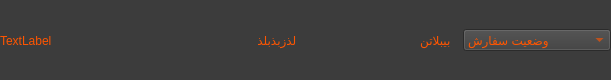
pooratho/FOOD, file FOOD/restaurantownerorderitemwidget.ui: the form before one commit.
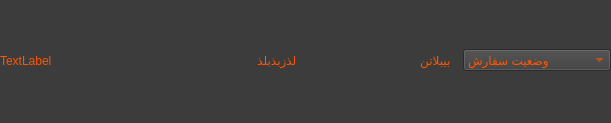
The form after the commit.

```diff
--- a/FOOD/restaurantownerorderitemwidget.ui
+++ b/FOOD/restaurantownerorderitemwidget.ui
@@ -7,7 +7,7 @@
     <x>0</x>
     <y>0</y>
     <width>611</width>
-    <height>80</height>
+    <height>123</height>
    </rect>
   </property>
   <property name="windowTitle">
@@ -24,7 +24,7 @@
      <x>0</x>
      <y>0</y>
      <width>611</width>
-     <height>81</height>
+     <height>121</height>
     </rect>
    </property>
    <layout class="QHBoxLayout" name="horizontalLayout">
```
